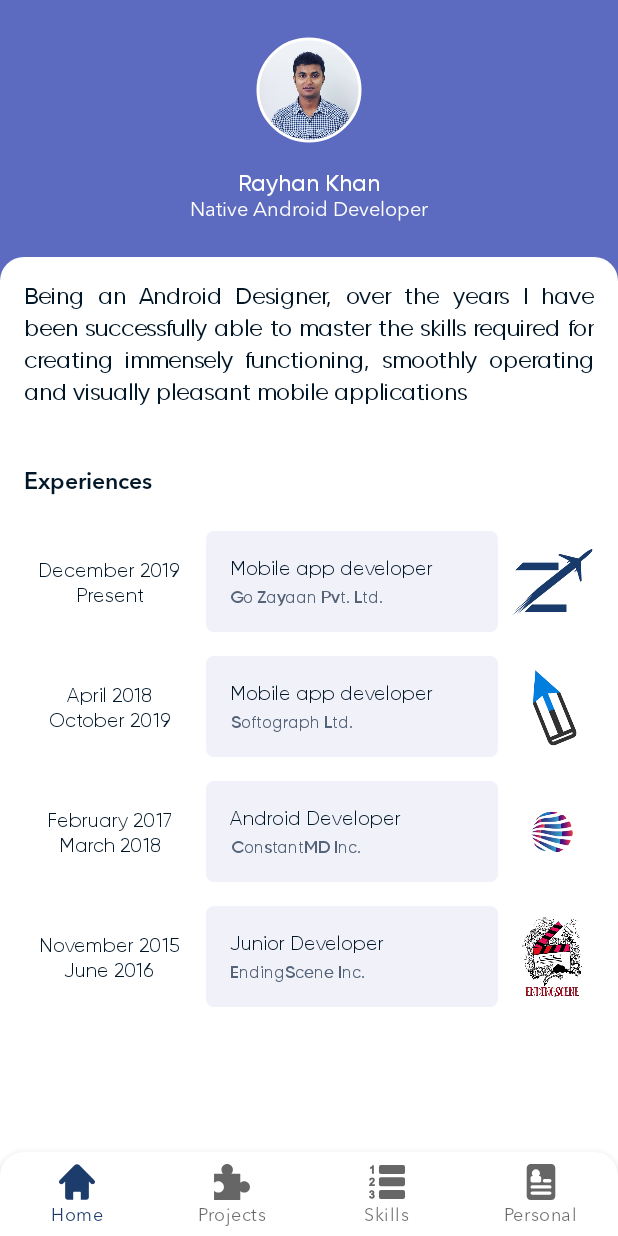
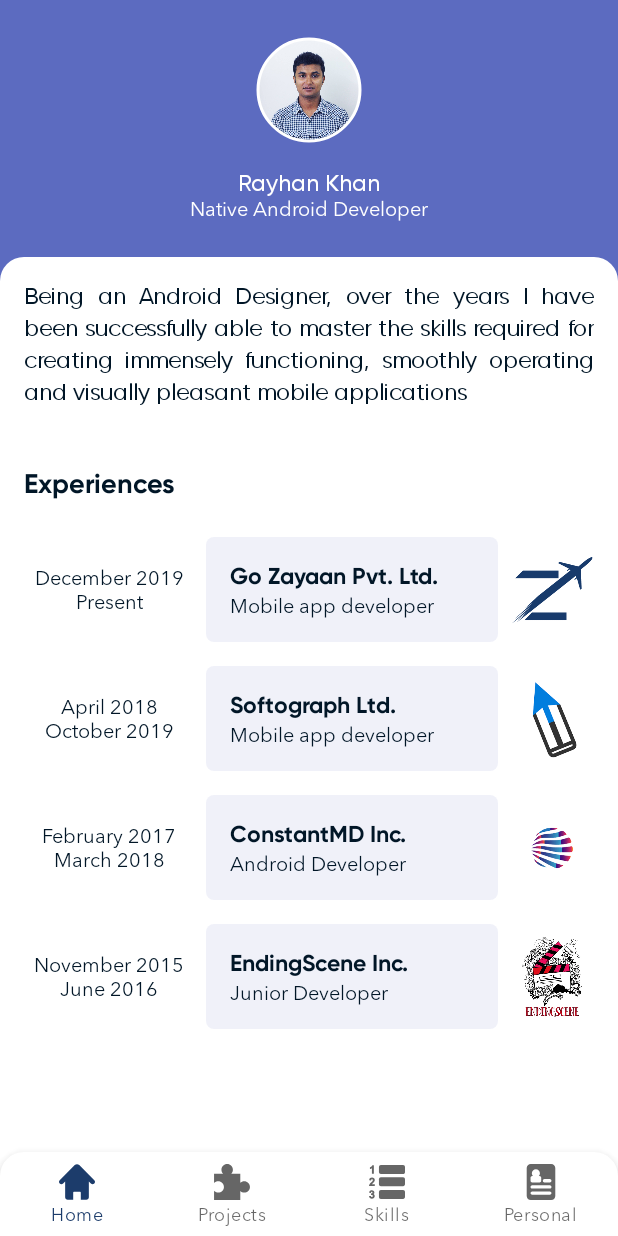
Before and after one commit to Rayhan-kh/my_cv_app, an Android app: the screen it shows after launch (MainActivity), on a phone screen of 412 x 824 dp. Run offline under Robolectric (Android 15) with nearby library versions, the phone set to English and light mode, and no system bars; our stand-ins replace navigation-ui.

Commit message:
feat: fix font size

```diff
--- a/app/src/main/res/layout/experience_item.xml
+++ b/app/src/main/res/layout/experience_item.xml
@@ -9,6 +9,7 @@
     <androidx.appcompat.widget.AppCompatTextView
             app:layout_constraintHorizontal_weight="1"
             style="@style/H3TextAppearance"
+            app:fontFamily="@font/avenir_regular"
             tools:text="Dec,2019 - Present"
             android:layout_width="113dp"
             android:layout_height="wrap_content"
@@ -42,18 +43,18 @@
             >
 
         <androidx.appcompat.widget.AppCompatTextView
-                android:id="@+id/tv_designation"
+                android:id="@+id/tv_company"
                 android:layout_width="wrap_content"
                 android:layout_height="wrap_content"
                 tools:text="Android Developer"
-                style="@style/H3TextAppearance"
+                style="@style/H2BoldTextAppearance"
                 android:ellipsize="end"
                 android:maxLines="1"/>
 
         <androidx.appcompat.widget.AppCompatTextView
-                android:id="@+id/tv_company"
-                android:layout_marginTop="4dp"
-                style="@style/H4TextAppearance"
+                android:id="@+id/tv_designation"
+                android:layout_marginTop="2dp"
+                style="@style/H3Avenir"
                 android:layout_width="wrap_content"
                 android:layout_height="wrap_content"
                 android:ellipsize="end"
@@ -74,7 +75,7 @@
             app:layout_constraintDimensionRatio="h,1:1"
             />
 
-    <TextView
+    <androidx.appcompat.widget.AppCompatTextView
             android:text="TextView"
             android:layout_width="0dp"
             android:layout_height="wrap_content"
@@ -84,5 +85,6 @@
             app:layout_constraintEnd_toEndOf="@+id/tv_joined"
             app:layout_constraintStart_toStartOf="@+id/tv_joined"
             style="@style/H3TextAppearance"
+            app:fontFamily="@font/avenir_regular"
             android:textAlignment="center"/>
 </androidx.constraintlayout.widget.ConstraintLayout>
--- a/app/src/main/res/layout/fragment_main.xml
+++ b/app/src/main/res/layout/fragment_main.xml
@@ -119,7 +119,7 @@
                 android:layout_marginTop="24dp"
                 android:layout_marginEnd="16dp"
                 app:layout_constraintHorizontal_bias="0.0"
-                style="@style/H2Avenir"/>
+                style="@style/H1TextAppearance"/>
 
         <androidx.recyclerview.widget.RecyclerView
                 android:id="@+id/rv_experiences"
--- a/app/src/main/res/layout/fragment_projects.xml
+++ b/app/src/main/res/layout/fragment_projects.xml
@@ -3,6 +3,7 @@
              xmlns:tools="http://schemas.android.com/tools"
              android:layout_width="match_parent"
              android:layout_height="match_parent"
+             android:layout_gravity="center_vertical"
              xmlns:app="http://schemas.android.com/apk/res-auto"
              tools:context=".view.ProjectsFragment">
 
@@ -10,9 +11,9 @@
             android:id="@+id/rv_project"
             android:layout_marginStart="16dp"
             android:layout_marginEnd="16dp"
-            android:layout_marginTop="8dp"
+            android:layout_marginTop="16dp"
             android:layout_width="match_parent"
-            android:layout_height="wrap_content"
+            android:layout_height="match_parent"
             app:layoutManager="androidx.recyclerview.widget.LinearLayoutManager"
             tools:listitem="@layout/project_layout"
             />
--- a/app/src/main/res/layout/project_layout.xml
+++ b/app/src/main/res/layout/project_layout.xml
@@ -62,8 +62,7 @@
             android:maxLines="2"
             app:layout_constraintHorizontal_bias="0.5"
             app:layout_constraintBottom_toTopOf="@+id/tb_see_more"
-            style="@style/H2TextAppearance"
-            android:textSize="14sp"
+            style="@style/H3Avenir"
             android:layout_marginTop="4dp"/>
 
     <androidx.appcompat.widget.AppCompatTextView
```
